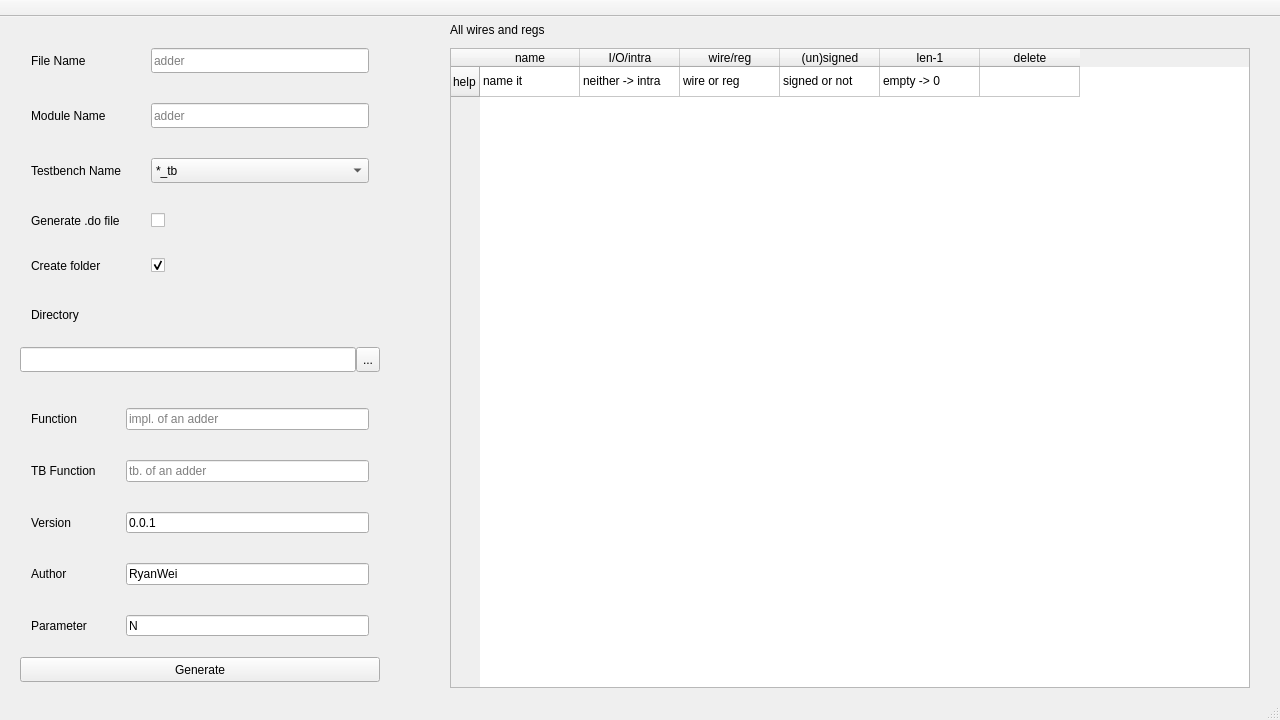
This is mainwindow.ui in RyanWei0224/VerilogGenerator as Qt 5 draws it before an edit. The edited form follows.
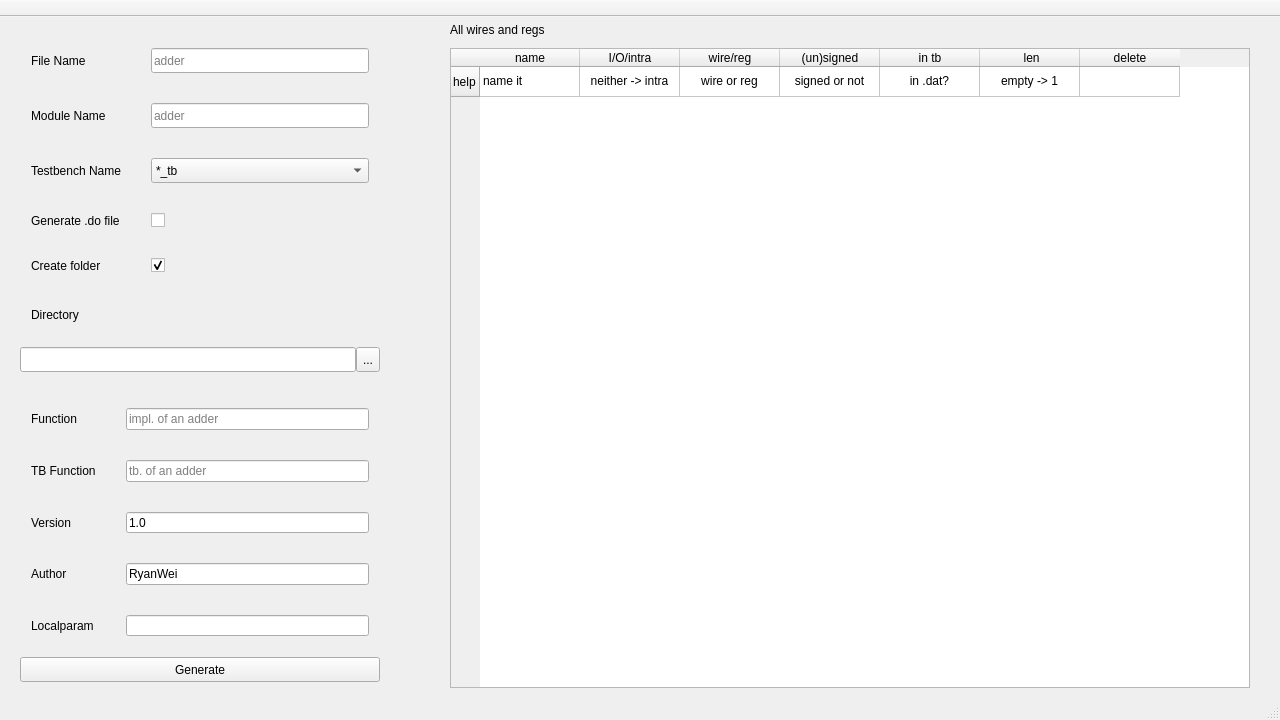
This is the edited form.

Commit message: v1.0 Added automatic and configurable comparisons with golden-reference files (and reading input). Optimized template. Now we can support user-defined templates.

```diff
--- a/mainwindow.ui
+++ b/mainwindow.ui
@@ -50,7 +50,12 @@
     </column>
     <column>
      <property name="text">
-      <string> len-1 </string>
+      <string>in tb</string>
+     </property>
+    </column>
+    <column>
+     <property name="text">
+      <string> len</string>
      </property>
     </column>
     <column>
@@ -70,6 +75,9 @@
      <property name="text">
       <string>neither -&gt; intra</string>
      </property>
+     <property name="textAlignment">
+      <set>AlignCenter</set>
+     </property>
      <property name="flags">
       <set>ItemIsSelectable|ItemIsDragEnabled|ItemIsDropEnabled|ItemIsUserCheckable|ItemIsEnabled</set>
      </property>
@@ -78,6 +86,9 @@
      <property name="text">
       <string>wire or reg</string>
      </property>
+     <property name="textAlignment">
+      <set>AlignCenter</set>
+     </property>
      <property name="flags">
       <set>ItemIsSelectable|ItemIsDragEnabled|ItemIsDropEnabled|ItemIsUserCheckable|ItemIsEnabled</set>
      </property>
@@ -86,13 +97,19 @@
      <property name="text">
       <string>signed or not</string>
      </property>
+     <property name="textAlignment">
+      <set>AlignCenter</set>
+     </property>
      <property name="flags">
       <set>ItemIsSelectable|ItemIsDragEnabled|ItemIsDropEnabled|ItemIsUserCheckable|ItemIsEnabled</set>
      </property>
     </item>
     <item row="0" column="4">
      <property name="text">
-      <string>empty -&gt; 0</string>
+      <string>in .dat?</string>
+     </property>
+     <property name="textAlignment">
+      <set>AlignCenter</set>
      </property>
      <property name="flags">
       <set>ItemIsSelectable|ItemIsDragEnabled|ItemIsDropEnabled|ItemIsUserCheckable|ItemIsEnabled</set>
@@ -100,6 +117,17 @@
     </item>
     <item row="0" column="5">
      <property name="text">
+      <string>empty -&gt; 1</string>
+     </property>
+     <property name="textAlignment">
+      <set>AlignCenter</set>
+     </property>
+     <property name="flags">
+      <set>ItemIsSelectable|ItemIsDragEnabled|ItemIsDropEnabled|ItemIsUserCheckable|ItemIsEnabled</set>
+     </property>
+    </item>
+    <item row="0" column="6">
+     <property name="text">
       <string/>
      </property>
     </item>
@@ -346,7 +374,7 @@
      <item row="4" column="0">
       <widget class="QLabel" name="label_12">
        <property name="text">
-        <string>Parameter</string>
+        <string>Localparam</string>
        </property>
       </widget>
      </item>
@@ -360,7 +388,7 @@
      <item row="2" column="1">
       <widget class="QLineEdit" name="version">
        <property name="text">
-        <string>0.0.1</string>
+        <string>1.0</string>
        </property>
       </widget>
      </item>
@@ -374,7 +402,7 @@
      <item row="4" column="1">
       <widget class="QLineEdit" name="param">
        <property name="text">
-        <string>N</string>
+        <string/>
        </property>
       </widget>
      </item>
```
Left out of the diff: 8 changed lines with no effect on the pictures. The commit also changes 9 other files.
